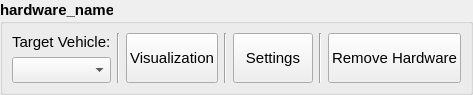
The window that modules/hardwarecommunication/action/UIs/hardware_tab.ui (tud-hri/joan) describes before a commit, drawn with Qt 5.
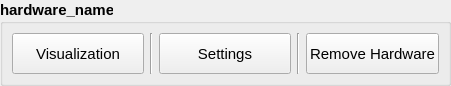
The same window after the commit.

Commit message: changed hardware carlainterface connection

What changed in the file:
```diff
--- a/modules/hardwarecommunication/action/UIs/hardware_tab.ui
+++ b/modules/hardwarecommunication/action/UIs/hardware_tab.ui
@@ -44,27 +44,40 @@
       <string>hardware_name</string>
      </property>
      <layout class="QGridLayout" name="gridLayout_2">
-      <item row="0" column="1" rowspan="2">
-       <widget class="Line" name="line">
-        <property name="orientation">
-         <enum>Qt::Vertical</enum>
-        </property>
-       </widget>
-      </item>
-      <item row="0" column="0">
-       <widget class="QLabel" name="label_target_vehicle">
-        <property name="font">
-         <font>
-          <weight>50</weight>
-          <bold>false</bold>
-         </font>
-        </property>
-        <property name="text">
-         <string>Target Vehicle:</string>
-        </property>
-       </widget>
-      </item>
       <item row="0" column="4" rowspan="2">
+       <widget class="QPushButton" name="btn_remove_hardware">
+        <property name="sizePolicy">
+         <sizepolicy hsizetype="Minimum" vsizetype="Preferred">
+          <horstretch>0</horstretch>
+          <verstretch>0</verstretch>
+         </sizepolicy>
+        </property>
+        <property name="font">
+         <font>
+          <weight>50</weight>
+          <bold>false</bold>
+         </font>
+        </property>
+        <property name="text">
+         <string>Remove Hardware</string>
+        </property>
+       </widget>
+      </item>
+      <item row="0" column="3" rowspan="2">
+       <widget class="Line" name="line_3">
+        <property name="orientation">
+         <enum>Qt::Vertical</enum>
+        </property>
+       </widget>
+      </item>
+      <item row="0" column="1" rowspan="2">
+       <widget class="Line" name="line_2">
+        <property name="orientation">
+         <enum>Qt::Vertical</enum>
+        </property>
+       </widget>
+      </item>
+      <item row="0" column="2" rowspan="2">
        <widget class="QPushButton" name="btn_settings">
         <property name="sizePolicy">
          <sizepolicy hsizetype="Minimum" vsizetype="Preferred">
@@ -83,7 +96,7 @@
         </property>
        </widget>
       </item>
-      <item row="0" column="2" rowspan="2">
+      <item row="0" column="0" rowspan="2">
        <widget class="QPushButton" name="btn_visualization">
         <property name="sizePolicy">
          <sizepolicy hsizetype="Minimum" vsizetype="Preferred">
@@ -102,42 +115,6 @@
         </property>
        </widget>
       </item>
-      <item row="1" column="0">
-       <widget class="QComboBox" name="combo_target_vehicle"/>
-      </item>
-      <item row="0" column="3" rowspan="2">
-       <widget class="Line" name="line_2">
-        <property name="orientation">
-         <enum>Qt::Vertical</enum>
-        </property>
-       </widget>
-      </item>
-      <item row="0" column="5" rowspan="2">
-       <widget class="Line" name="line_3">
-        <property name="orientation">
-         <enum>Qt::Vertical</enum>
-        </property>
-       </widget>
-      </item>
-      <item row="0" column="6" rowspan="2">
-       <widget class="QPushButton" name="btn_remove_hardware">
-        <property name="sizePolicy">
-         <sizepolicy hsizetype="Minimum" vsizetype="Preferred">
-          <horstretch>0</horstretch>
-          <verstretch>0</verstretch>
-         </sizepolicy>
-        </property>
-        <property name="font">
-         <font>
-          <weight>50</weight>
-          <bold>false</bold>
-         </font>
-        </property>
-        <property name="text">
-         <string>Remove Hardware</string>
-        </property>
-       </widget>
-      </item>
      </layout>
     </widget>
    </item>
```
The commit also changes 5 other files.
